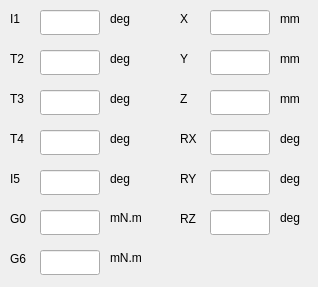
Old version of the form UI/script/climbot5d/climbot5d_data_show_monitor.ui in the repository Jiongyu/birl-module-robot-1.0.
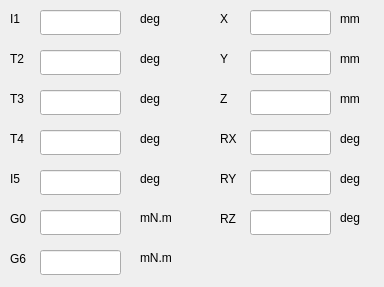
New version of the form.

```diff
--- a/UI/script/climbot5d/climbot5d_data_show_monitor.ui
+++ b/UI/script/climbot5d/climbot5d_data_show_monitor.ui
@@ -6,7 +6,7 @@
    <rect>
     <x>0</x>
     <y>0</y>
-    <width>318</width>
+    <width>384</width>
     <height>287</height>
    </rect>
   </property>
@@ -31,7 +31,7 @@
     <rect>
      <x>40</x>
      <y>90</y>
-     <width>60</width>
+     <width>81</width>
      <height>25</height>
     </rect>
    </property>
@@ -44,7 +44,7 @@
     <rect>
      <x>40</x>
      <y>250</y>
-     <width>60</width>
+     <width>81</width>
      <height>25</height>
     </rect>
    </property>
@@ -70,7 +70,7 @@
     <rect>
      <x>40</x>
      <y>50</y>
-     <width>60</width>
+     <width>81</width>
      <height>25</height>
     </rect>
    </property>
@@ -83,7 +83,7 @@
     <rect>
      <x>40</x>
      <y>210</y>
-     <width>60</width>
+     <width>81</width>
      <height>25</height>
     </rect>
    </property>
@@ -96,7 +96,7 @@
     <rect>
      <x>40</x>
      <y>10</y>
-     <width>60</width>
+     <width>81</width>
      <height>25</height>
     </rect>
    </property>
@@ -122,7 +122,7 @@
     <rect>
      <x>40</x>
      <y>130</y>
-     <width>60</width>
+     <width>81</width>
      <height>25</height>
     </rect>
    </property>
@@ -148,7 +148,7 @@
     <rect>
      <x>40</x>
      <y>170</y>
-     <width>60</width>
+     <width>81</width>
      <height>25</height>
     </rect>
    </property>
@@ -198,7 +198,7 @@
   <widget class="QLabel" name="label_6">
    <property name="geometry">
     <rect>
-     <x>110</x>
+     <x>140</x>
      <y>10</y>
      <width>40</width>
      <height>17</height>
@@ -211,7 +211,7 @@
   <widget class="QLabel" name="label_8">
    <property name="geometry">
     <rect>
-     <x>110</x>
+     <x>140</x>
      <y>50</y>
      <width>40</width>
      <height>17</height>
@@ -224,7 +224,7 @@
   <widget class="QLabel" name="label_9">
    <property name="geometry">
     <rect>
-     <x>110</x>
+     <x>140</x>
      <y>90</y>
      <width>40</width>
      <height>17</height>
@@ -237,7 +237,7 @@
   <widget class="QLabel" name="label_10">
    <property name="geometry">
     <rect>
-     <x>110</x>
+     <x>140</x>
      <y>130</y>
      <width>40</width>
      <height>17</height>
@@ -250,7 +250,7 @@
   <widget class="QLabel" name="label_11">
    <property name="geometry">
     <rect>
-     <x>110</x>
+     <x>140</x>
      <y>170</y>
      <width>40</width>
      <height>17</height>
@@ -263,7 +263,7 @@
   <widget class="QLabel" name="label_12">
    <property name="geometry">
     <rect>
-     <x>110</x>
+     <x>140</x>
      <y>210</y>
      <width>40</width>
      <height>16</height>
@@ -276,7 +276,7 @@
   <widget class="QLabel" name="label_14">
    <property name="geometry">
     <rect>
-     <x>110</x>
+     <x>140</x>
      <y>250</y>
      <width>40</width>
      <height>16</height>
@@ -289,7 +289,7 @@
   <widget class="QLabel" name="label_16">
    <property name="geometry">
     <rect>
-     <x>180</x>
+     <x>220</x>
      <y>10</y>
      <width>30</width>
      <height>17</height>
@@ -302,7 +302,7 @@
   <widget class="QLabel" name="label_17">
    <property name="geometry">
     <rect>
-     <x>180</x>
+     <x>220</x>
      <y>170</y>
      <width>30</width>
      <height>17</height>
@@ -315,9 +315,9 @@
   <widget class="QLineEdit" name="lineEdit_7">
    <property name="geometry">
     <rect>
-     <x>210</x>
+     <x>250</x>
      <y>90</y>
-     <width>60</width>
+     <width>81</width>
      <height>25</height>
     </rect>
    </property>
@@ -328,7 +328,7 @@
   <widget class="QLabel" name="label_18">
    <property name="geometry">
     <rect>
-     <x>180</x>
+     <x>220</x>
      <y>50</y>
      <width>30</width>
      <height>17</height>
@@ -341,7 +341,7 @@
   <widget class="QLabel" name="label_19">
    <property name="geometry">
     <rect>
-     <x>280</x>
+     <x>340</x>
      <y>50</y>
      <width>40</width>
      <height>17</height>
@@ -354,7 +354,7 @@
   <widget class="QLabel" name="label_20">
    <property name="geometry">
     <rect>
-     <x>180</x>
+     <x>220</x>
      <y>130</y>
      <width>30</width>
      <height>17</height>
@@ -367,7 +367,7 @@
   <widget class="QLabel" name="label_21">
    <property name="geometry">
     <rect>
-     <x>280</x>
+     <x>340</x>
      <y>170</y>
      <width>40</width>
      <height>17</height>
@@ -380,7 +380,7 @@
   <widget class="QLabel" name="label_22">
    <property name="geometry">
     <rect>
-     <x>280</x>
+     <x>340</x>
      <y>210</y>
      <width>40</width>
      <height>16</height>
@@ -393,7 +393,7 @@
   <widget class="QLabel" name="label_23">
    <property name="geometry">
     <rect>
-     <x>180</x>
+     <x>220</x>
      <y>210</y>
      <width>30</width>
      <height>17</height>
@@ -406,9 +406,9 @@
   <widget class="QLineEdit" name="lineEdit_8">
    <property name="geometry">
     <rect>
-     <x>210</x>
+     <x>250</x>
      <y>50</y>
-     <width>60</width>
+     <width>81</width>
      <height>25</height>
     </rect>
    </property>
@@ -419,7 +419,7 @@
   <widget class="QLabel" name="label_24">
    <property name="geometry">
     <rect>
-     <x>280</x>
+     <x>340</x>
      <y>130</y>
      <width>40</width>
      <height>17</height>
@@ -432,9 +432,9 @@
   <widget class="QLineEdit" name="lineEdit_9">
    <property name="geometry">
     <rect>
-     <x>210</x>
+     <x>250</x>
      <y>130</y>
-     <width>60</width>
+     <width>81</width>
      <height>25</height>
     </rect>
    </property>
@@ -445,9 +445,9 @@
   <widget class="QLineEdit" name="lineEdit_10">
    <property name="geometry">
     <rect>
-     <x>210</x>
+     <x>250</x>
      <y>170</y>
-     <width>60</width>
+     <width>81</width>
      <height>25</height>
     </rect>
    </property>
@@ -458,7 +458,7 @@
   <widget class="QLabel" name="label_25">
    <property name="geometry">
     <rect>
-     <x>280</x>
+     <x>340</x>
      <y>90</y>
      <width>40</width>
      <height>17</height>
@@ -471,7 +471,7 @@
   <widget class="QLabel" name="label_26">
    <property name="geometry">
     <rect>
-     <x>180</x>
+     <x>220</x>
      <y>90</y>
      <width>30</width>
      <height>17</height>
@@ -484,9 +484,9 @@
   <widget class="QLineEdit" name="lineEdit_17">
    <property name="geometry">
     <rect>
-     <x>210</x>
+     <x>250</x>
      <y>210</y>
-     <width>60</width>
+     <width>81</width>
      <height>25</height>
     </rect>
    </property>
@@ -497,9 +497,9 @@
   <widget class="QLineEdit" name="lineEdit_11">
    <property name="geometry">
     <rect>
-     <x>210</x>
+     <x>250</x>
      <y>10</y>
-     <width>60</width>
+     <width>81</width>
      <height>25</height>
     </rect>
    </property>
@@ -510,7 +510,7 @@
   <widget class="QLabel" name="label_27">
    <property name="geometry">
     <rect>
-     <x>280</x>
+     <x>340</x>
      <y>10</y>
      <width>40</width>
      <height>17</height>
```
